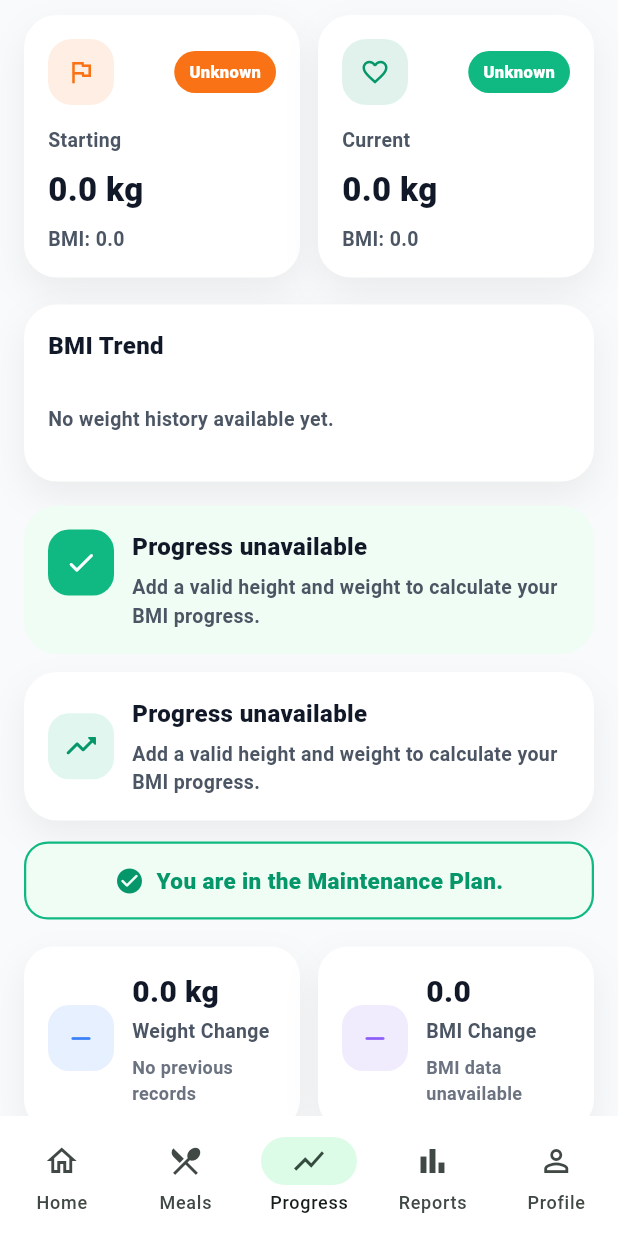
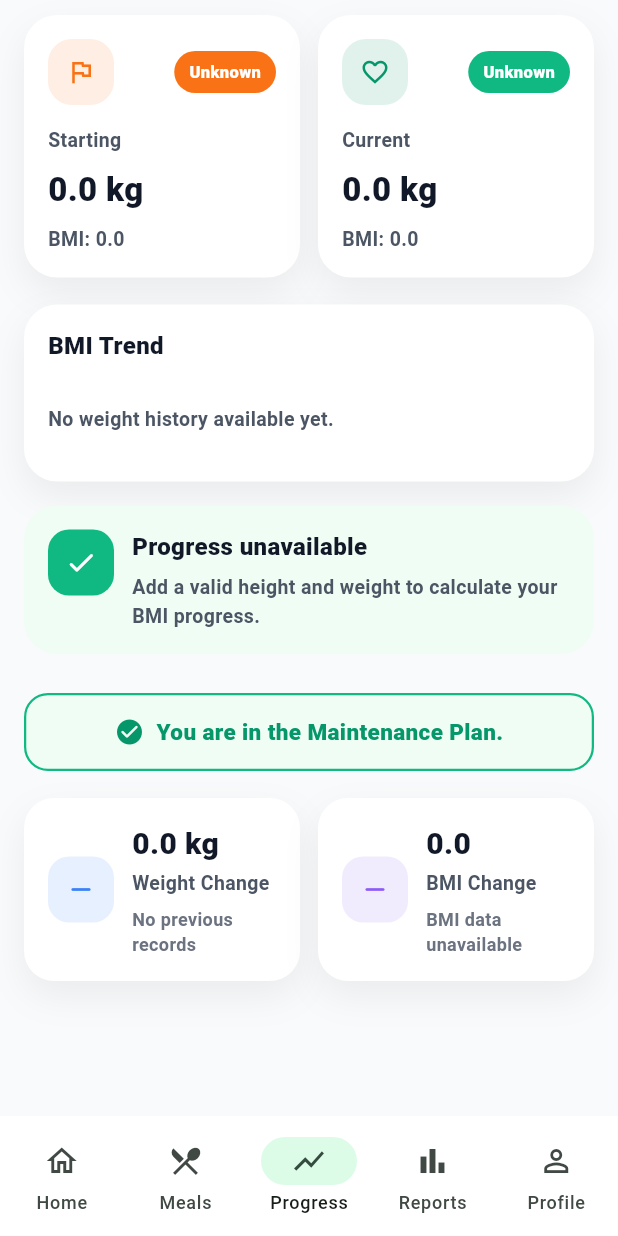
Before and after one commit to Dinethchathurya/fitviora, a Flutter app: the MainShellPage screen opened by its route, item 3 of the bottom bar chosen, scrolled down 366 dp, on a phone screen of 412 x 824 dp. Run offline on Flutter 3.47's test engine with Material 3 defaults, Android fonts, the phone set to English and light mode, and no system bars; our stand-ins replace cloud_firestore, firebase_auth, firebase_core, flutter_dotenv, geolocator, shared_preferences; accounts and stored records are empty; network calls fail.

Commit message:
fix some issues

```diff
--- a/lib/features/home/presentation/viewmodels/home_page_view_model.dart
+++ b/lib/features/home/presentation/viewmodels/home_page_view_model.dart
@@ -5,7 +5,6 @@ import 'package:firebase_auth/firebase_auth.dart';
 import 'package:fitviora/features/home/data/repositories/seasonal_food_repository.dart';
 import 'package:flutter/foundation.dart';
 
-import '../../data/repositories/seasonal_food_repository.dart';
 import '../../domain/entities/seasonal_food.dart';
 
 class HomePageViewModel extends ChangeNotifier {
--- a/lib/features/progress/presentation/pages/progress_page.dart
+++ b/lib/features/progress/presentation/pages/progress_page.dart
@@ -412,79 +412,6 @@ class _ProgressPageState extends State<ProgressPage> {
 
               const SizedBox(height: 12),
 
-              Container(
-                padding: const EdgeInsets.all(16),
-                decoration: BoxDecoration(
-                  color: AppColors.white,
-                  borderRadius: BorderRadius.circular(22),
-                  boxShadow: [
-                    BoxShadow(
-                      color: Colors.black.withOpacity(0.06),
-                      blurRadius: 20,
-                      offset: const Offset(0, 10),
-                    ),
-                  ],
-                ),
-                child: Row(
-                  children: [
-                    Container(
-                      width: 44,
-                      height: 44,
-                      decoration: BoxDecoration(
-                        color: AppColors.emerald500.withOpacity(0.12),
-                        borderRadius: BorderRadius.circular(14),
-                      ),
-                      child: Icon(
-                        _viewModel.showCongratulations
-                            ? Icons.emoji_events_rounded
-                            : _viewModel.isCurrentBmiNormal
-                            ? Icons.check_circle_rounded
-                            : Icons.trending_up_rounded,
-                        color: AppColors.emerald600,
-                        size: 24,
-                      ),
-                    ),
-                    const SizedBox(width: 12),
-                    Expanded(
-                      child: Column(
-                        crossAxisAlignment: CrossAxisAlignment.start,
-                        children: [
-                          Text(
-                            _viewModel.showCongratulations
-                                ? 'Congratulations! 🎉'
-                                : _viewModel.progressTitle,
-
-                            style: const TextStyle(
-                              fontSize: 16,
-
-                              fontWeight: FontWeight.w900,
-
-                              color: AppColors.gray900,
-                            ),
-                          ),
-
-                          const SizedBox(height: 6),
-
-                          Text(
-                            _viewModel.showCongratulations
-                                ? _viewModel.congratulationsMessage
-                                : _viewModel.progressMessage,
-
-                            style: const TextStyle(
-                              fontSize: 13,
-
-                              fontWeight: FontWeight.w700,
-
-                              color: AppColors.gray600,
-                            ),
-                          ),
-                        ],
-                      ),
-                    ),
-                  ],
-                ),
-              ),
-
               const SizedBox(height: 14),
 
               // Maintenance plan button
```
Also changed, not shown: 1 other file.
